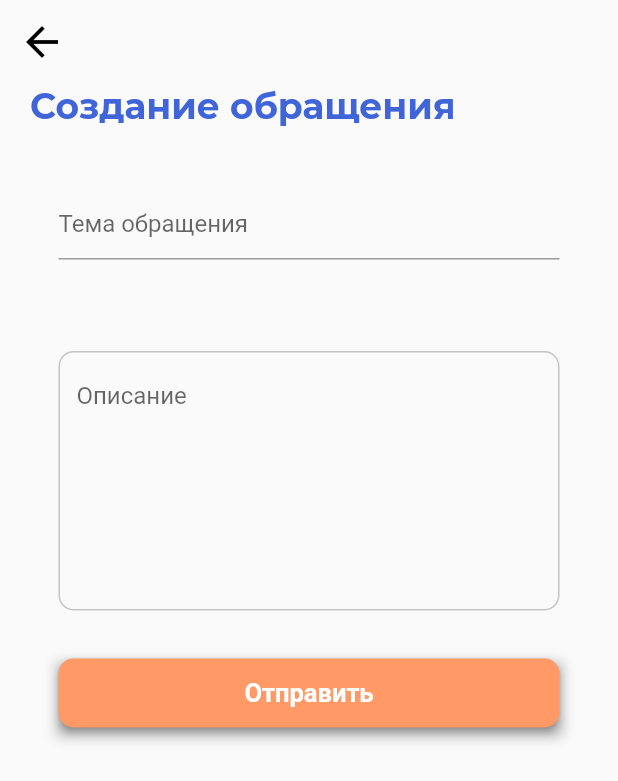
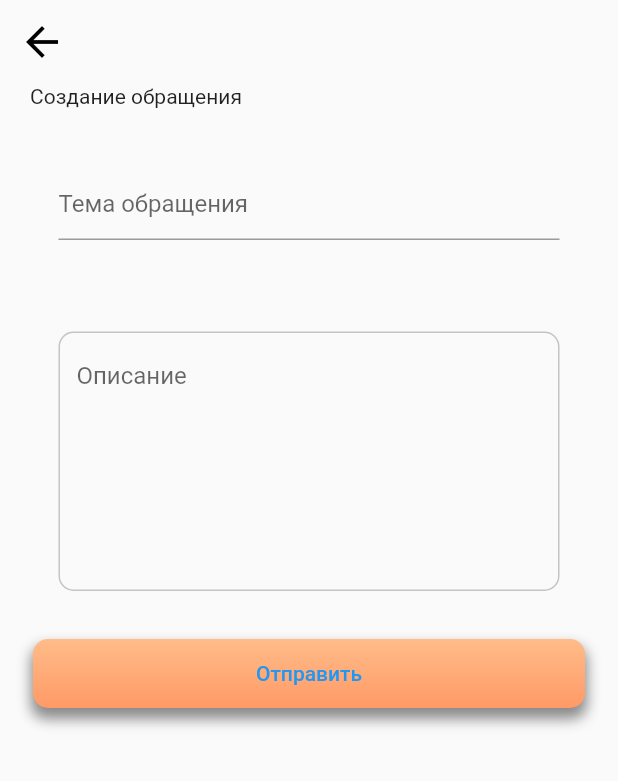
Before and after one commit to MihailLos/AchieveFlutter, a Flutter app: the NewReportScreen screen opened directly, on a phone screen of 412 x 824 dp. Shown: the top 781 px of the screen. Run offline on Flutter 3.47's test engine with Material 2 defaults, Android fonts, the phone set to English and light mode, and no system bars; our stand-ins replace file_picker, flutter_secure_storage, google_fonts, hive, image_picker, logger and 2 more; missing offline and left inert: google_language_fonts; accounts and stored records are empty; network calls fail; Roboto replaces fonts that are missing (Montseratt).

Commit message:
Изменение дизайна экрана создания сообщения об ошибке

```diff
--- a/lib/screens/report/newreport_screen.dart
+++ b/lib/screens/report/newreport_screen.dart
@@ -1,6 +1,7 @@
 import 'package:achieve_student_flutter/screens/report/report_viewmodel.dart';
 import 'package:flutter/material.dart';
 import 'package:google_fonts/google_fonts.dart';
+import 'package:google_language_fonts/google_language_fonts.dart';
 import 'package:stacked/stacked.dart';
 
 class NewReportScreenRoute extends MaterialPageRoute {
@@ -64,7 +65,7 @@ class NewReportScreen extends StatelessWidget {
       padding: const EdgeInsets.only(left: 20),
       child: Text(
         "Создание обращения",
-        style: GoogleFonts.montserrat(
+        style: CyrillicFonts.raleway(
             fontSize: 24,
             fontStyle: FontStyle.normal,
             fontWeight: FontWeight.bold,
@@ -113,42 +114,45 @@ class NewReportScreen extends StatelessWidget {
   }
 
   _sendReportButton(context, model) {
-    return Row(
-      mainAxisAlignment: MainAxisAlignment.center,
-      children: [
-        Container(
-            width: 334,
+    return Padding(
+      padding: const EdgeInsets.symmetric(vertical: 0, horizontal: 22),
+      child: Container(
+          width: double.maxFinite,
           height: 46,
           decoration: BoxDecoration(
-              boxShadow: <BoxShadow>[
+            boxShadow: [
               BoxShadow(
-                    color: Color(0xffbfbfbf),
-                    blurRadius: 6,
-                    spreadRadius: 2,
-                    offset: Offset(0, 4)),
+                  color: Colors.black45,
+                  offset: Offset(0, 6),
+                  spreadRadius: 1,
+                  blurRadius: 7
+              )
+            ],
+            borderRadius: BorderRadius.circular(10),
+            gradient: LinearGradient(
+              begin: Alignment.topCenter,
+              end: Alignment.bottomCenter,
+              colors: [
+                Color(0xFFFFBC89),
+                Color(0xFFFF9A67)
               ],
             ),
-            child: ElevatedButton(
+          ),
+          child: TextButton(
             onPressed: () async {
               model.sendReportAction(context);
             },
             child: Text(
               "Отправить",
-                style: TextStyle(
-                    fontFamily: "Montseratt",
+              style: CyrillicFonts.raleway(
                 fontStyle: FontStyle.normal,
-                    fontSize: 17,
-                    fontWeight: FontWeight.w600),
+                fontSize: 14,
+                fontWeight: FontWeight.w600,
+                color: Colors.white,),
             ),
-              style: ElevatedButton.styleFrom(
-                shape: new RoundedRectangleBorder(
-                  borderRadius: BorderRadius.circular(10.0),
-                ),
-                primary: Color(0xFFFF9966),
-              ),
+
           )
       ),
-      ],
     );
   }
 }
```
Lines whose indentation alone changed are shown as unchanged.
